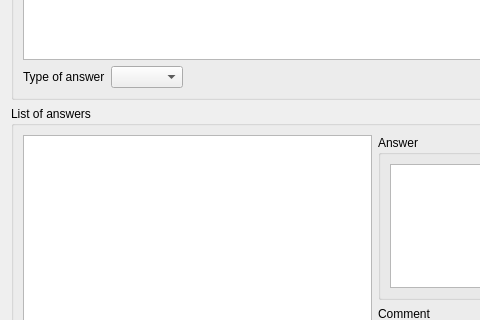
The window that question_mod_dialog.ui (Testorator/Testik) describes before a commit, drawn with Qt 5; both pictures show x 0 to 480 and y 119 to 439 of the 749 by 668 pixel window.
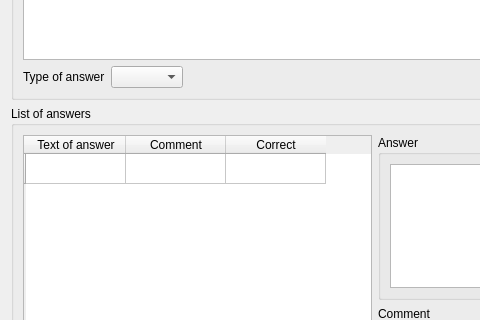
The same window after the commit.

Patch:
```diff
--- a/question_mod_dialog.ui
+++ b/question_mod_dialog.ui
@@ -109,6 +109,26 @@
             <property name="sortingEnabled">
              <bool>true</bool>
             </property>
+            <row>
+             <property name="text">
+              <string/>
+             </property>
+            </row>
+            <column>
+             <property name="text">
+              <string>Text of answer</string>
+             </property>
+            </column>
+            <column>
+             <property name="text">
+              <string>Comment</string>
+             </property>
+            </column>
+            <column>
+             <property name="text">
+              <string>Correct</string>
+             </property>
+            </column>
            </widget>
           </item>
           <item row="1" column="1">
```
